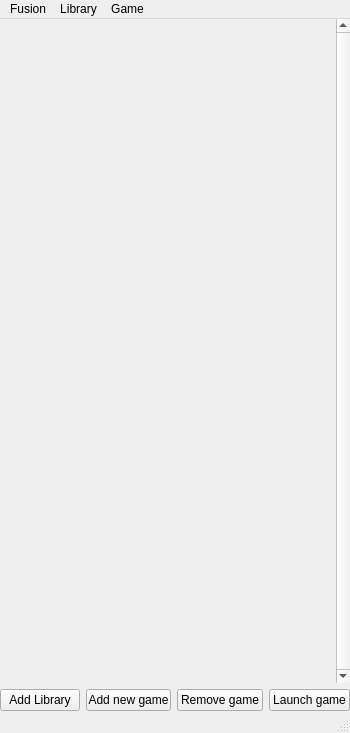
Qt form mainwindow.ui (FusionLauncher/FusionClient) before a commit.
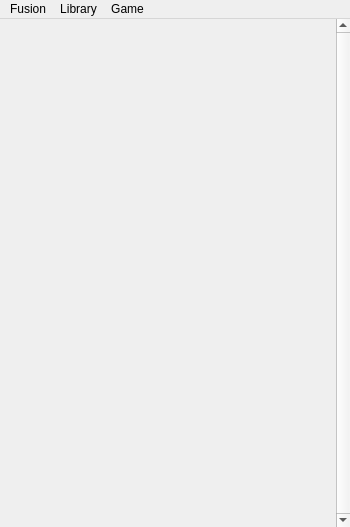
The same form after that commit.

Commit message: Change: Minimalized the GUI (-> Remove the Buttons)

Patch:
```diff
--- a/mainwindow.ui
+++ b/mainwindow.ui
@@ -7,7 +7,7 @@
     <x>0</x>
     <y>0</y>
     <width>350</width>
-    <height>733</height>
+    <height>527</height>
    </rect>
   </property>
   <property name="minimumSize">
@@ -20,7 +20,7 @@
    <string>MainWindow</string>
   </property>
   <widget class="QWidget" name="centralWidget">
-   <layout class="QVBoxLayout" name="verticalLayout" stretch="10,0">
+   <layout class="QVBoxLayout" name="verticalLayout" stretch="10">
     <property name="leftMargin">
      <number>0</number>
     </property>
@@ -53,44 +53,12 @@
          <x>0</x>
          <y>0</y>
          <width>333</width>
-         <height>661</height>
+         <height>506</height>
         </rect>
        </property>
       </widget>
      </widget>
     </item>
-    <item>
-     <layout class="QHBoxLayout" name="horizontalLayout">
-      <item>
-       <widget class="QPushButton" name="addLibraryButton">
-        <property name="text">
-         <string>Add Library</string>
-        </property>
-       </widget>
-      </item>
-      <item>
-       <widget class="QPushButton" name="addGameButton">
-        <property name="text">
-         <string>Add new game</string>
-        </property>
-       </widget>
-      </item>
-      <item>
-       <widget class="QPushButton" name="removeGameButton">
-        <property name="text">
-         <string>Remove game</string>
-        </property>
-       </widget>
-      </item>
-      <item>
-       <widget class="QPushButton" name="launchGameButton">
-        <property name="text">
-         <string>Launch game</string>
-        </property>
-       </widget>
-      </item>
-     </layout>
-    </item>
    </layout>
   </widget>
   <widget class="QMenuBar" name="menuBar">
@@ -127,7 +95,6 @@
    <addaction name="menuLibrary"/>
    <addaction name="menuGame"/>
   </widget>
-  <widget class="QStatusBar" name="statusBar"/>
   <action name="removeDatabaseAction">
    <property name="text">
     <string>Reset database</string>
```
Left out of the diff: 2 changed lines with no effect on the pictures. The commit also changes 2 other files.
